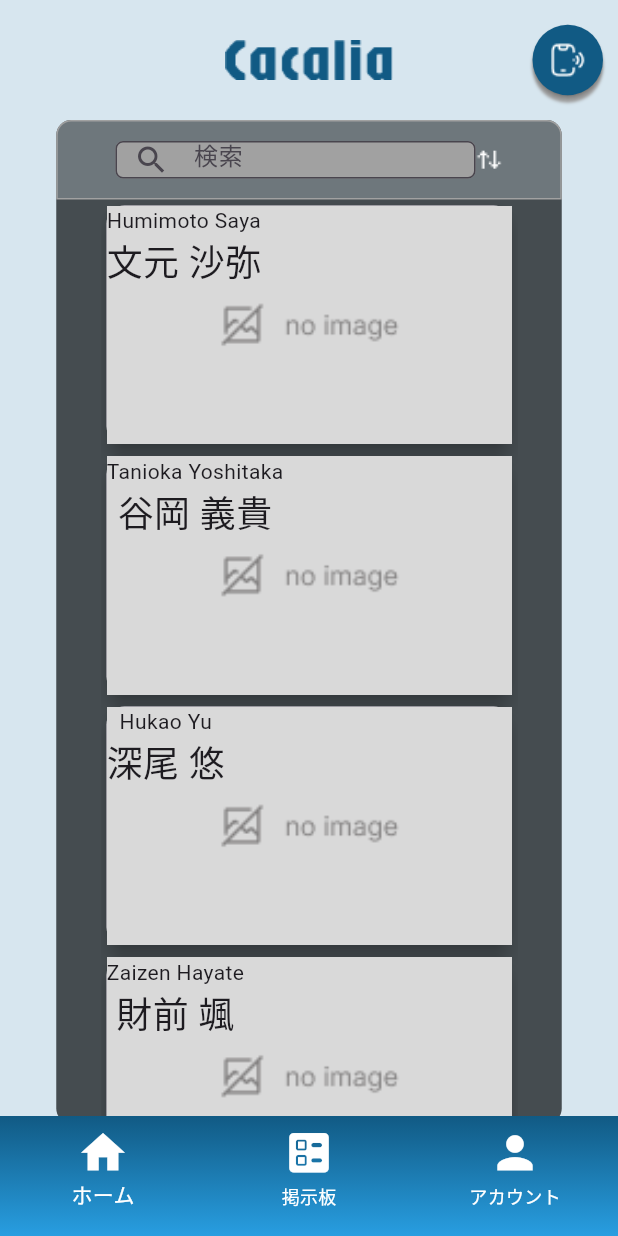
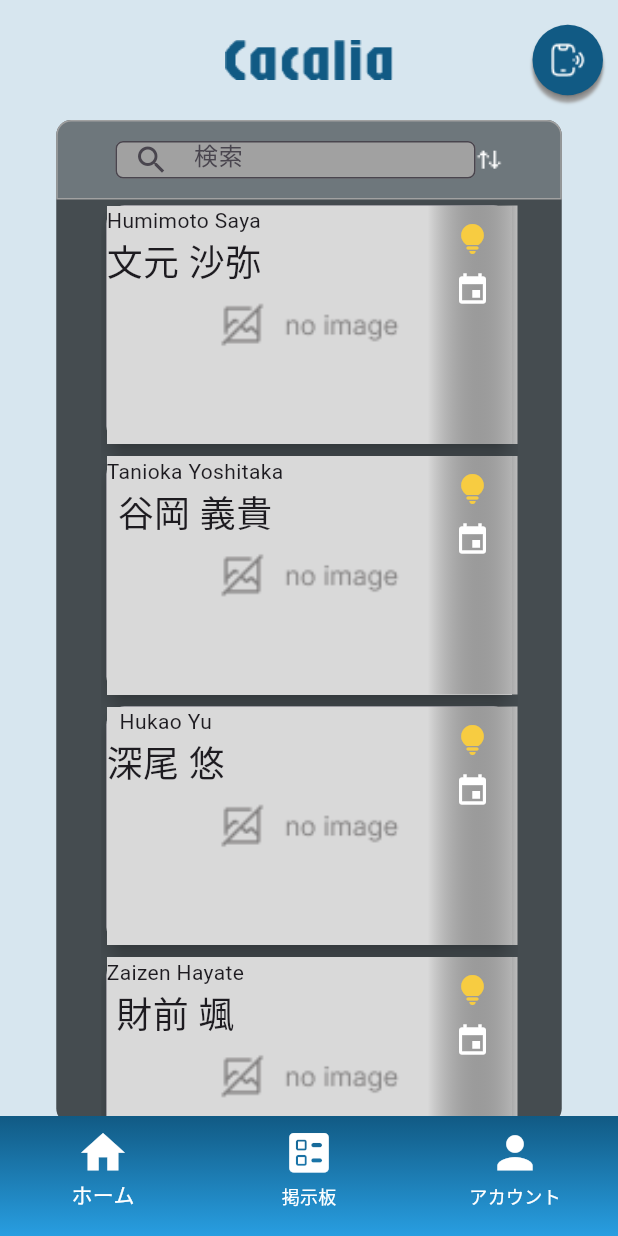
Before and after one commit to tapipipipi/Cacalia, a Flutter app: the screen it shows after launch, on a phone screen of 412 x 824 dp. Run offline on Flutter 3.47's test engine with Material 3 defaults, Android fonts, the phone set to English and light mode, and no system bars.

Commit message:
Card.dartの右端の表示

```diff
--- a/lib/component/card.dart
+++ b/lib/component/card.dart
@@ -12,6 +12,7 @@ class UserCard extends StatelessWidget {
     [3, '財前 颯', 'Zaizen Hayate'],
     [4, '馬場 周友', 'Banba Syuyu'],
   ];
+
   final String bgImg = 'assets/images/noImage.png';
 
   // super.keyと引数の指定
@@ -22,6 +23,7 @@ class UserCard extends StatelessWidget {
   @override
   Widget build(BuildContext context) {
     return Stack(
+      alignment: Alignment.centerRight,
       children: [
         Card(
           elevation: 5, // 影の離れ具合
@@ -52,6 +54,35 @@ class UserCard extends StatelessWidget {
             ),
           ),
         ),
+        // 影の部分
+        Container(
+          height: 159,
+          width: 60,
+          decoration: BoxDecoration(
+            gradient: LinearGradient(
+              colors: [Colors.transparent, Colors.grey.shade400],
+              begin: Alignment.centerLeft,
+              end: Alignment.centerRight,
+            ),
+          ),
+          child: const Column(
+            children: [
+              Padding(padding: EdgeInsets.only(top: 10)),
+              //Todo:tureなら黄色、falseなら白にする処理
+              Icon(
+                Icons.lightbulb_rounded,
+                color: Color.fromRGBO(247, 204, 65, 1),
+                // color: Colors.white,
+              ),
+              SizedBox(height: 10), // margin代わり
+              Icon(
+                Icons.event,
+                // color: Color.fromRGBO(247, 204, 65, 1),
+                color: Colors.white,
+              ),
+            ],
+          ),
+        )
       ],
     );
   }
--- a/lib/view/home.dart
+++ b/lib/view/home.dart
@@ -106,7 +106,7 @@ class Home extends StatelessWidget {
                       ],
                     ),
                   ),
-                  //名
+                  //名刺一覧
                   Expanded(
                     child: SingleChildScrollView(
                       child: Column(
```
